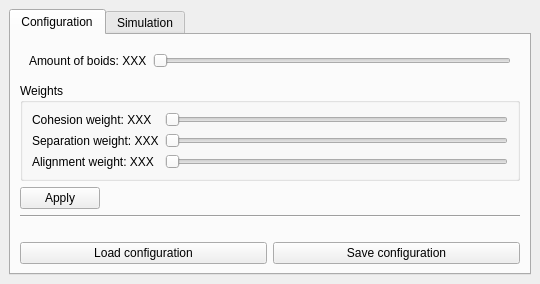
The window that src/applicationwindow.ui (RoopeSavolainen/SwarmSimulator) describes before a commit, drawn with Qt 5.
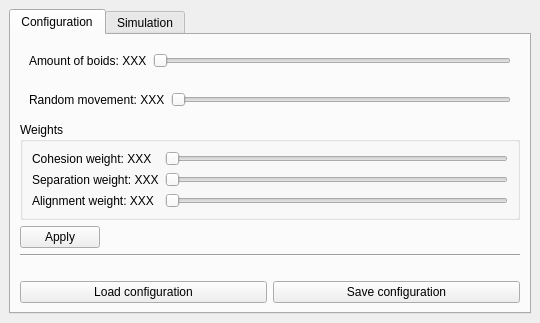
The same window after the commit.

What changed in the file:
```diff
--- a/src/applicationwindow.ui
+++ b/src/applicationwindow.ui
@@ -7,7 +7,7 @@
     <x>0</x>
     <y>0</y>
     <width>540</width>
-    <height>284</height>
+    <height>323</height>
    </rect>
   </property>
   <property name="sizePolicy">
@@ -81,14 +81,40 @@
           </layout>
          </widget>
         </item>
+        <item row="8" column="0">
+         <spacer name="spacer_end">
+          <property name="orientation">
+           <enum>Qt::Vertical</enum>
+          </property>
+          <property name="sizeHint" stdset="0">
+           <size>
+            <width>20</width>
+            <height>40</height>
+           </size>
+          </property>
+         </spacer>
+        </item>
         <item row="6" column="0">
+         <widget class="QPushButton" name="btn_apply">
+          <property name="sizePolicy">
+           <sizepolicy hsizetype="Maximum" vsizetype="Fixed">
+            <horstretch>0</horstretch>
+            <verstretch>0</verstretch>
+           </sizepolicy>
+          </property>
+          <property name="text">
+           <string>Apply</string>
+          </property>
+         </widget>
+        </item>
+        <item row="7" column="0">
          <widget class="Line" name="line">
           <property name="orientation">
            <enum>Qt::Horizontal</enum>
           </property>
          </widget>
         </item>
-        <item row="9" column="0">
+        <item row="10" column="0">
          <layout class="QHBoxLayout" name="layout_saveload">
           <item>
            <widget class="QPushButton" name="btn_load">
@@ -124,19 +150,6 @@
           </item>
          </layout>
         </item>
-        <item row="5" column="0">
-         <widget class="QPushButton" name="btn_apply">
-          <property name="sizePolicy">
-           <sizepolicy hsizetype="Maximum" vsizetype="Fixed">
-            <horstretch>0</horstretch>
-            <verstretch>0</verstretch>
-           </sizepolicy>
-          </property>
-          <property name="text">
-           <string>Apply</string>
-          </property>
-         </widget>
-        </item>
         <item row="4" column="0">
          <widget class="QGroupBox" name="weights_group">
           <property name="sizePolicy">
@@ -216,18 +229,28 @@
           </layout>
          </widget>
         </item>
-        <item row="7" column="0">
-         <spacer name="spacer_end">
-          <property name="orientation">
-           <enum>Qt::Vertical</enum>
-          </property>
-          <property name="sizeHint" stdset="0">
-           <size>
-            <width>20</width>
-            <height>40</height>
-           </size>
-          </property>
-         </spacer>
+        <item row="1" column="0">
+         <widget class="QWidget" name="layout_random" native="true">
+          <layout class="QHBoxLayout" name="horizontalLayout_4">
+           <item>
+            <widget class="QLabel" name="lab_random">
+             <property name="text">
+              <string>Random movement: XXX</string>
+             </property>
+            </widget>
+           </item>
+           <item>
+            <widget class="QSlider" name="slider_random">
+             <property name="maximum">
+              <number>100</number>
+             </property>
+             <property name="orientation">
+              <enum>Qt::Horizontal</enum>
+             </property>
+            </widget>
+           </item>
+          </layout>
+         </widget>
         </item>
        </layout>
       </widget>
```
Left out of the diff: 2 changed lines with no effect on the pictures.
